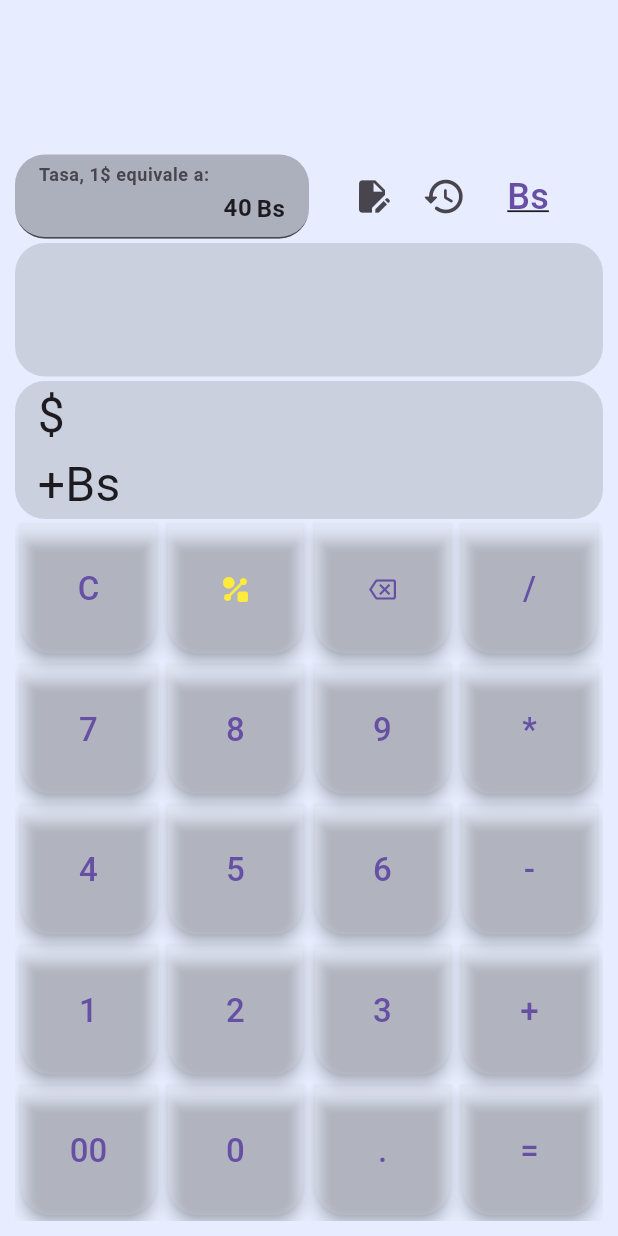
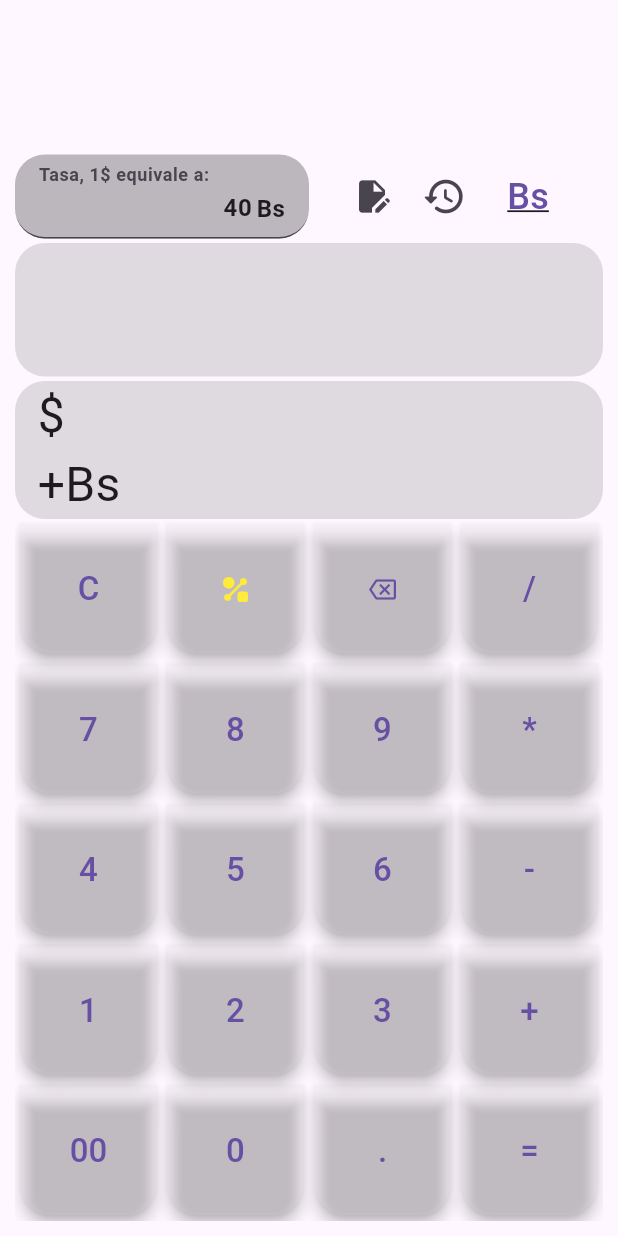
Before and after one commit to gu1llermo/calculator, a Flutter app: the screen it shows after launch, on a phone screen of 412 x 824 dp. Run offline on Flutter 3.47's test engine with Material 3 defaults, Android fonts, the phone set to English and light mode, and no system bars; drawn by our look-alikes of google_mobile_ads; our stand-ins replace flutter_riverpod, go_router, math_expressions, shared_preferences; network calls fail.

Commit message:
se quitó el color de fondo

```diff
--- a/lib/presentation/screens/home/home_screen.dart
+++ b/lib/presentation/screens/home/home_screen.dart
@@ -96,17 +96,13 @@ class _HomeViewState extends State<HomeView> {
     // lanscape es horizontal cuando se gira el celular
     final mediaQuery = MediaQuery.of(context);
 
-    // final orientation = mediaQuery.orientation;
     final height = mediaQuery.size.height;
     final width = mediaQuery.size.width;
     bool isPortrait = width < 600;
-    // bool isPortrait = orientation == Orientation.portrait;
 
     return SingleChildScrollView(
       child: Stack(
-        // alignment: Alignment.bottomCenter,
         children: [
-          const _GradientBackground(),
           SizedBox(
             height: height,
             width: width,
@@ -117,10 +113,6 @@ class _HomeViewState extends State<HomeView> {
                   backgroundColor: Colors.transparent,
                   title: getBanner(),
                 ),
-                // Container(
-                //   height: 40,
-                //   color: Colors.red,
-                // ),
                 Expanded(
                     child: isPortrait
                         ? const PortraitView()
@@ -128,14 +120,12 @@ class _HomeViewState extends State<HomeView> {
               ],
             ),
           ),
-          //Estrellas(height: height, width: width)
         ],
       ),
     );
   }
 
   Widget getBanner() {
-    // print('getBanner() ok!');
     return (_bannerAd == null)
         ? const Row(
             mainAxisAlignment: MainAxisAlignment.spaceEvenly,
@@ -145,9 +135,6 @@ class _HomeViewState extends State<HomeView> {
               iconStar,
               iconStar,
               iconStar,
-              // iconStar,
-              // iconStar,
-              // iconStar,
             ],
           )
         : SafeArea(
@@ -190,17 +177,3 @@ class Estrellas extends StatelessWidget {
     );
   }
 }
-
-class _GradientBackground extends StatelessWidget {
-  const _GradientBackground();
-
-  @override
-  Widget build(BuildContext context) {
-    return Positioned.fill(
-      child: Container(
-        decoration: BoxDecoration(color: Colors.blue.withOpacity(0.1)),
-        //decoration: const BoxDecoration(gradient: primaryGradient),
-      ),
-    );
-  }
-}
```
